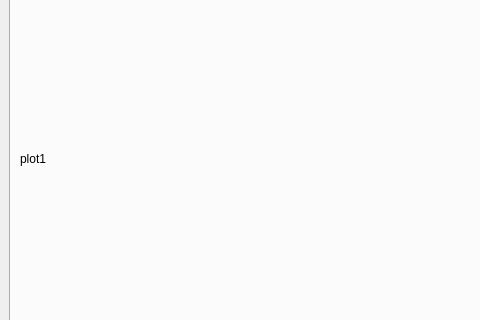
First picture: the form in mainwindow.ui, repository yerga/plotSciFigs, before the edit; both pictures show x 0 to 480 and y 124 to 444 of the 800 by 600 pixel window.
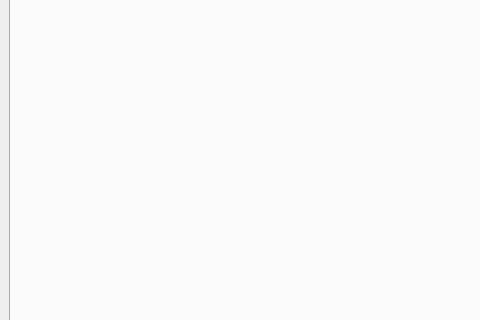
Second picture: the form after the edit. The open tabs and pages were chosen to show the change.

The edit to the form file:
```diff
--- a/mainwindow.ui
+++ b/mainwindow.ui
@@ -289,15 +289,7 @@
        <attribute name="title">
         <string>Plot1</string>
        </attribute>
-       <layout class="QVBoxLayout" name="verticalLayout_2">
-        <item>
-         <widget class="QLabel" name="label_3">
-          <property name="text">
-           <string>plot1</string>
-          </property>
-         </widget>
-        </item>
-       </layout>
+       <layout class="QVBoxLayout" name="verticalLayout_2"/>
       </widget>
       <widget class="QWidget" name="tabPlot2">
        <attribute name="title">
```
Left out of the diff: 30 changed lines with no effect on the pictures.
